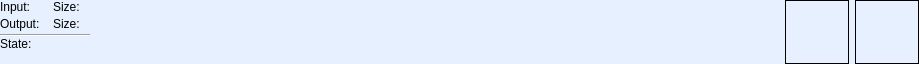
Qt form Include/iqtfpf/CProcessingItemPreviewGuiComp.ui (naskin-gmg/AcfSln) before a commit.
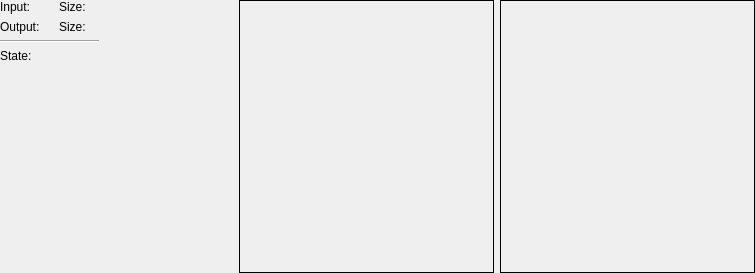
The same form after that commit.

Commit message: Hotfolder preview redesigned.

Diff of the .ui file:
```diff
--- a/Include/iqtfpf/CProcessingItemPreviewGuiComp.ui
+++ b/Include/iqtfpf/CProcessingItemPreviewGuiComp.ui
@@ -6,37 +6,31 @@
    <rect>
     <x>0</x>
     <y>0</y>
-    <width>919</width>
-    <height>64</height>
+    <width>755</width>
+    <height>273</height>
    </rect>
   </property>
   <property name="windowTitle">
    <string>Form</string>
   </property>
-  <property name="autoFillBackground">
-   <bool>false</bool>
-  </property>
-  <property name="styleSheet">
-   <string notr="true">QWidget#CProcessingItemPreviewGuiComp{
-/*	background: qlineargradient(x1: 0, y1: 0, x2: 0, y2: 1, stop: 0 rgb(250,250,250), stop: 1 rgb(220,220,220));*/
-	background:  rgb(230, 240, 255);
-}
-</string>
-  </property>
-  <layout class="QHBoxLayout" name="horizontalLayout_3">
+  <layout class="QHBoxLayout" name="horizontalLayout_4">
    <property name="margin">
     <number>0</number>
    </property>
    <item>
-    <layout class="QVBoxLayout" name="verticalLayout_3">
-     <property name="spacing">
+    <widget class="QFrame" name="StyledFrame">
+     <property name="frameShape">
+      <enum>QFrame::NoFrame</enum>
+     </property>
+     <property name="frameShadow">
+      <enum>QFrame::Sunken</enum>
+     </property>
+     <layout class="QHBoxLayout" name="horizontalLayout_2">
+      <property name="margin">
       <number>0</number>
      </property>
      <item>
       <layout class="QVBoxLayout" name="verticalLayout_2">
-       <property name="spacing">
-        <number>3</number>
-       </property>
        <item>
         <layout class="QGridLayout" name="gridLayout">
          <item row="0" column="0">
@@ -137,8 +131,6 @@
          </property>
         </widget>
        </item>
-      </layout>
-     </item>
      <item>
       <layout class="QHBoxLayout" name="horizontalLayout">
        <item>
@@ -180,7 +172,7 @@
        <property name="sizeHint" stdset="0">
         <size>
          <width>48</width>
-         <height>0</height>
+            <height>13</height>
         </size>
        </property>
       </spacer>
@@ -188,38 +180,29 @@
     </layout>
    </item>
    <item>
-    <spacer name="horizontalSpacer">
-     <property name="orientation">
-      <enum>Qt::Horizontal</enum>
-     </property>
-     <property name="sizeHint" stdset="0">
-      <size>
-       <width>675</width>
-       <height>20</height>
-      </size>
-     </property>
-    </spacer>
+       <widget class="QFrame" name="frame">
+        <property name="sizePolicy">
+         <sizepolicy hsizetype="Preferred" vsizetype="Preferred">
+          <horstretch>1</horstretch>
+          <verstretch>0</verstretch>
+         </sizepolicy>
+        </property>
+        <property name="frameShape">
+         <enum>QFrame::NoFrame</enum>
+        </property>
+        <property name="frameShadow">
+         <enum>QFrame::Raised</enum>
+        </property>
+       </widget>
    </item>
    <item>
     <widget class="QFrame" name="InputPreviewFrame">
      <property name="sizePolicy">
-      <sizepolicy hsizetype="Fixed" vsizetype="Fixed">
-       <horstretch>0</horstretch>
+         <sizepolicy hsizetype="Preferred" vsizetype="Preferred">
+          <horstretch>2</horstretch>
        <verstretch>0</verstretch>
       </sizepolicy>
      </property>
-     <property name="minimumSize">
-      <size>
-       <width>64</width>
-       <height>64</height>
-      </size>
-     </property>
-     <property name="maximumSize">
-      <size>
-       <width>64</width>
-       <height>64</height>
-      </size>
-     </property>
      <property name="frameShape">
       <enum>QFrame::Panel</enum>
      </property>
@@ -236,33 +219,24 @@
    <item>
     <widget class="QFrame" name="OutputPreviewFrame">
      <property name="sizePolicy">
-      <sizepolicy hsizetype="Fixed" vsizetype="Fixed">
-       <horstretch>0</horstretch>
+         <sizepolicy hsizetype="Preferred" vsizetype="Preferred">
+          <horstretch>2</horstretch>
        <verstretch>0</verstretch>
       </sizepolicy>
      </property>
-     <property name="minimumSize">
-      <size>
-       <width>64</width>
-       <height>64</height>
-      </size>
-     </property>
-     <property name="maximumSize">
-      <size>
-       <width>64</width>
-       <height>64</height>
-      </size>
-     </property>
      <property name="frameShape">
       <enum>QFrame::Panel</enum>
      </property>
      <property name="frameShadow">
       <enum>QFrame::Plain</enum>
      </property>
-     <layout class="QHBoxLayout" name="horizontalLayout_2">
+        <layout class="QVBoxLayout" name="verticalLayout_4">
       <property name="margin">
        <number>0</number>
       </property>
+        </layout>
+       </widget>
+      </item>
      </layout>
     </widget>
    </item>
```
Lines whose indentation alone changed are shown as unchanged. The commit also changes 2 other files.
